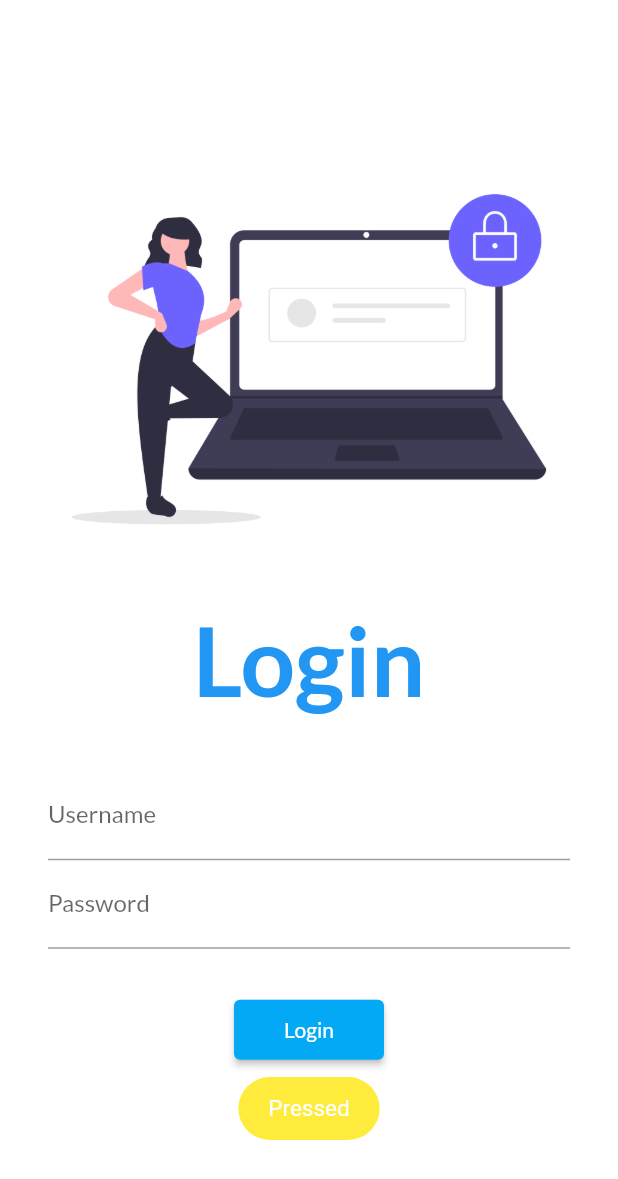
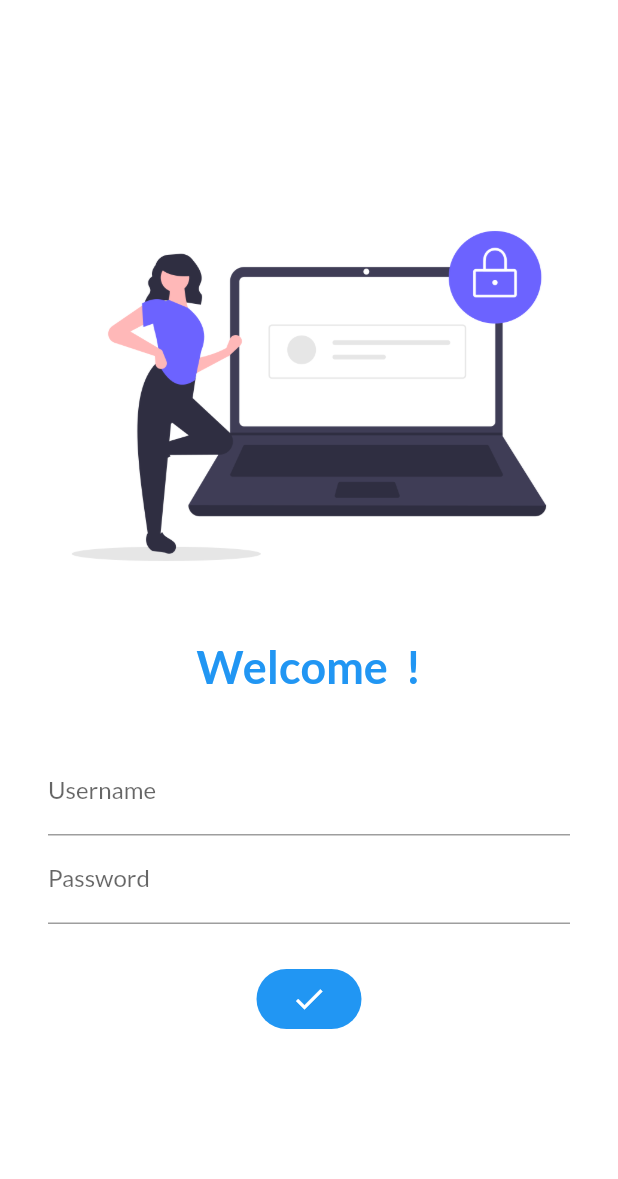
Before and after one commit to zainnnnn/Flutter_first_Application, a Flutter app: the screen it shows after launch, after a tap on "Login", on a phone screen of 412 x 824 dp. Shown: the top 1179 px of the screen. Run offline on Flutter 3.47's test engine with Material 2 defaults, Android fonts, the phone set to English and light mode, and no system bars; our stand-ins replace fluttertoast, google_fonts.

Commit message:
Day6 done

```diff
--- a/lib/login_page.dart
+++ b/lib/login_page.dart
@@ -1,8 +1,24 @@
 import 'package:flutter/material.dart';
 import 'package:fluttertoast/fluttertoast.dart';
 
-class LoginPage extends StatelessWidget {
+class LoginPage extends StatefulWidget {
   const LoginPage({Key? key}) : super(key: key);
+
+  @override
+  State<LoginPage> createState() => _LoginPageState();
+}
+
+class _LoginPageState extends State<LoginPage> {
+  String name = "";
+  bool changeButton = false;
+  // final _controller = TextEditingController();
+
+  // @override
+  // void dispose() {
+  //   // TODO: implement dispose
+  //   _controller.dispose();
+  //   super.dispose();
+  // }
 
   @override
   Widget build(BuildContext context) {
@@ -18,12 +34,12 @@ class LoginPage extends StatelessWidget {
             const SizedBox(
               height: 20.0,
             ),
-            const Padding(
-              padding: EdgeInsets.only(left: 0.0),
+            Padding(
+              padding: const EdgeInsets.only(left: 0.0),
               child: Text(
-                "Login",
-                style: TextStyle(
-                    fontSize: 64,
+                "Welcome $name !",
+                style: const TextStyle(
+                    fontSize: 30,
                     fontWeight: FontWeight.bold,
                     color: Colors.blue),
               ),
@@ -36,10 +52,15 @@ class LoginPage extends StatelessWidget {
               child: Column(
                 children: [
                   TextFormField(
+                    // controller: _controller,
                     decoration: const InputDecoration(
                       labelText: "Username",
                       hintText: "Enter username",
                     ),
+                    onChanged: (value) {
+                      name = value;
+                      setState(() {});
+                    },
                   ),
                   TextFormField(
                     obscureText: true,
@@ -49,24 +70,64 @@ class LoginPage extends StatelessWidget {
                   const SizedBox(
                     height: 30.0,
                   ),
-                  ElevatedButton(
-                    child: Text("Login"),
-                    onPressed: () {
-                      Fluttertoast.showToast(
-                          msg: "Pressed",
-                          toastLength: Toast.LENGTH_SHORT,
-                          backgroundColor: Colors.yellow,
-                          textColor: Colors.white,
-                          fontSize: 15.0);
-                      // Navigator.pushNamed(context, "/home_page");
-                    },
-                    style: ButtonStyle(
-                      minimumSize:
-                          MaterialStateProperty.all(const Size(100, 40)),
-                      backgroundColor:
-                          MaterialStateProperty.all(Colors.lightBlue),
+
+                  Ink(
+                    child: InkWell(
+                      splashColor: Colors.green,
+                      highlightColor: Colors.yellow,
+                      onTap: () async {
+                        setState(() {
+                          changeButton = true;
+                        });
+                        await Future.delayed(const Duration(seconds: 2));
+                        // ignore: use_build_context_synchronously
+                        Navigator.pushNamed(context, "/home_page");
+                      },
+                      child: AnimatedContainer(
+                        duration: const Duration(seconds: 1),
+                        height: 40,
+                        width: changeButton ? 70 : 130,
+                        alignment: Alignment.center,
+                        decoration: BoxDecoration(
+                            color: Colors.blue,
+                            // shape: changeButton
+                            // ? BoxShape.circle
+                            //     : BoxShape.rectangle,
+                            borderRadius:
+                                BorderRadius.circular(changeButton ? 40 : 10)),
+                        child: changeButton
+                            ? const Icon(
+                                Icons.done,
+                                color: Colors.white,
+                              )
+                            : const Text(
+                                "Login",
+                                style: TextStyle(
+                                    color: Colors.white,
+                                    fontWeight: FontWeight.bold,
+                                    fontSize: 20),
+                              ),
+                      ),
                     ),
                   )
+                  // ElevatedButton(
+                  //   child: Text("Login"),
+                  //   onPressed: () {
+                  //     Fluttertoast.showToast(
+                  //         msg: "Pressed",
+                  //         toastLength: Toast.LENGTH_SHORT,
+                  //         backgroundColor: Colors.yellow,
+                  //         textColor: Colors.white,
+                  //         fontSize: 15.0);
+                  //     // Navigator.pushNamed(context, "/home_page");
+                  // // },
+                  // style: ButtonStyle(
+                  //   minimumSize:
+                  //       MaterialStateProperty.all(const Size(100, 40)),
+                  //   backgroundColor:
+                  //       MaterialStateProperty.all(Colors.lightBlue),
+                  // ),
+                  // )
                 ],
               ),
             )
```
